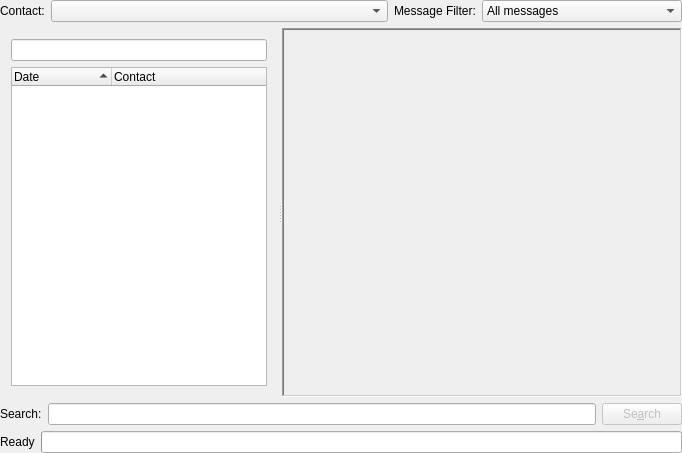
Before: the Qt Designer form plugins/history/historyviewer.ui in KDE/kopete, drawn with Qt 5.
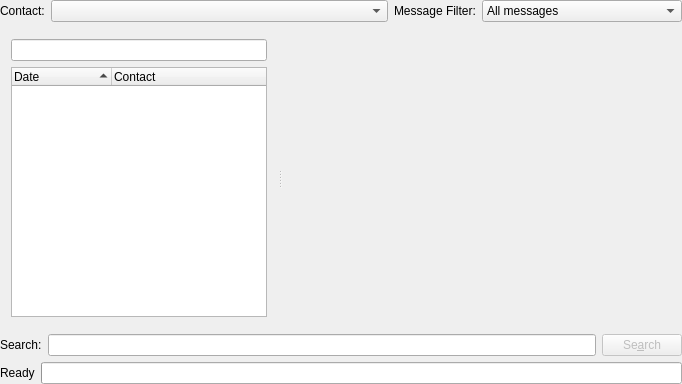
After: the same form once the commit is applied. Custom widgets are drawn as their Qt base class.

Commit message: Fix copy hotkey in history.

```diff
--- a/plugins/history/historyviewer.ui
+++ b/plugins/history/historyviewer.ui
@@ -6,7 +6,7 @@
     <x>0</x>
     <y>0</y>
     <width>682</width>
-    <height>453</height>
+    <height>384</height>
    </rect>
   </property>
   <property name="sizePolicy" >
@@ -21,18 +21,12 @@
     <height>200</height>
    </size>
   </property>
-  <layout class="QVBoxLayout" >
+  <layout class="QVBoxLayout" name="verticalLayout" >
    <property name="margin" >
     <number>0</number>
    </property>
    <item>
-    <layout class="QHBoxLayout" >
-     <property name="spacing" >
-      <number>6</number>
-     </property>
-     <property name="margin" >
-      <number>0</number>
-     </property>
+    <layout class="QHBoxLayout" name="horizontalLayout_3" >
      <item>
       <widget class="QLabel" name="textLabel1" >
        <property name="sizePolicy" >
@@ -98,6 +92,12 @@
    </item>
    <item>
     <widget class="QSplitter" name="splitter" >
+     <property name="sizePolicy" >
+      <sizepolicy vsizetype="Expanding" hsizetype="Expanding" >
+       <horstretch>0</horstretch>
+       <verstretch>0</verstretch>
+      </sizepolicy>
+     </property>
      <property name="orientation" >
       <enum>Qt::Horizontal</enum>
      </property>
@@ -131,36 +131,18 @@
        </item>
       </layout>
      </widget>
-     <widget class="QFrame" name="htmlFrame" >
+     <widget class="QWidget" native="1" name="htmlFrame" >
       <property name="sizePolicy" >
-       <sizepolicy vsizetype="Preferred" hsizetype="Preferred" >
-        <horstretch>10</horstretch>
+       <sizepolicy vsizetype="Expanding" hsizetype="Expanding" >
+        <horstretch>1</horstretch>
         <verstretch>0</verstretch>
        </sizepolicy>
       </property>
-      <property name="minimumSize" >
-       <size>
-        <width>0</width>
-        <height>0</height>
-       </size>
-      </property>
-      <property name="frameShape" >
-       <enum>QFrame::WinPanel</enum>
-      </property>
-      <property name="frameShadow" >
-       <enum>QFrame::Sunken</enum>
-      </property>
      </widget>
     </widget>
    </item>
    <item>
-    <layout class="QHBoxLayout" >
-     <property name="spacing" >
-      <number>6</number>
-     </property>
-     <property name="margin" >
-      <number>0</number>
-     </property>
+    <layout class="QHBoxLayout" name="horizontalLayout_2" >
      <item>
       <widget class="QLabel" name="textLabel2" >
        <property name="text" >
@@ -184,13 +166,7 @@
     </layout>
    </item>
    <item>
-    <layout class="QHBoxLayout" >
-     <property name="spacing" >
-      <number>6</number>
-     </property>
-     <property name="margin" >
-      <number>0</number>
-     </property>
+    <layout class="QHBoxLayout" name="horizontalLayout" >
      <item>
       <widget class="QLabel" name="statusLabel" >
        <property name="maximumSize" >
```
The commit also changes 1 other file.
